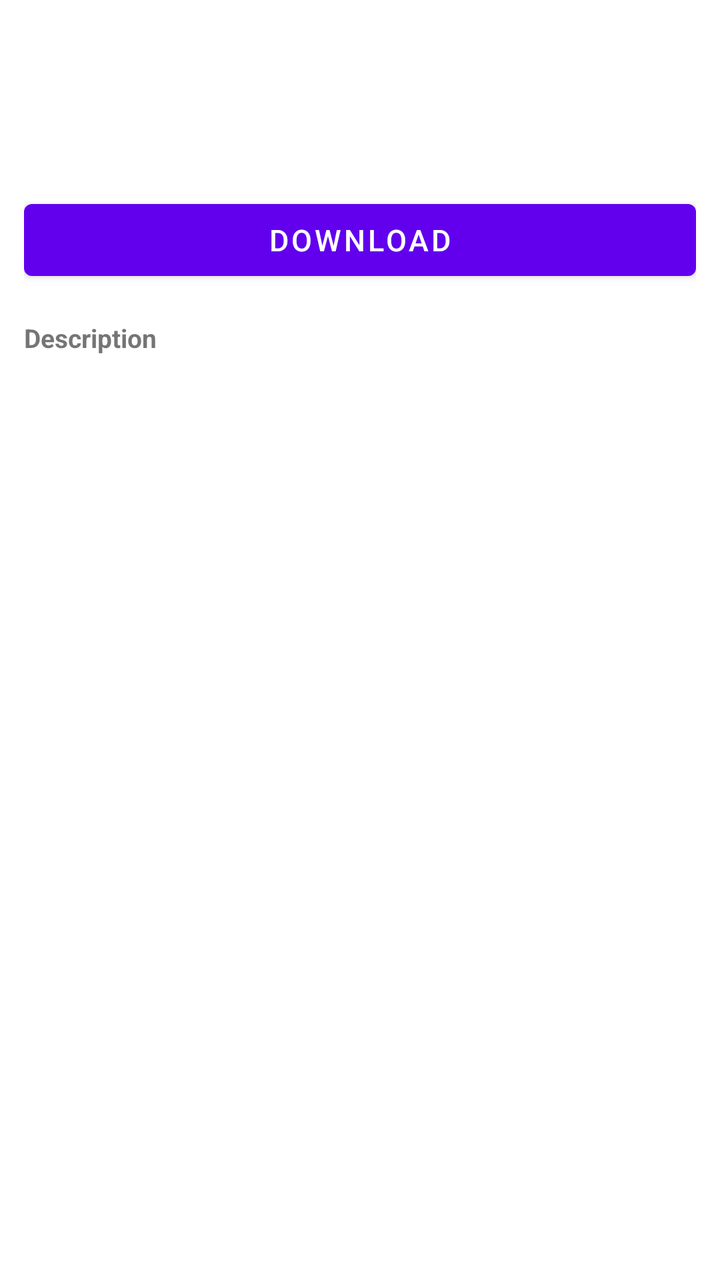
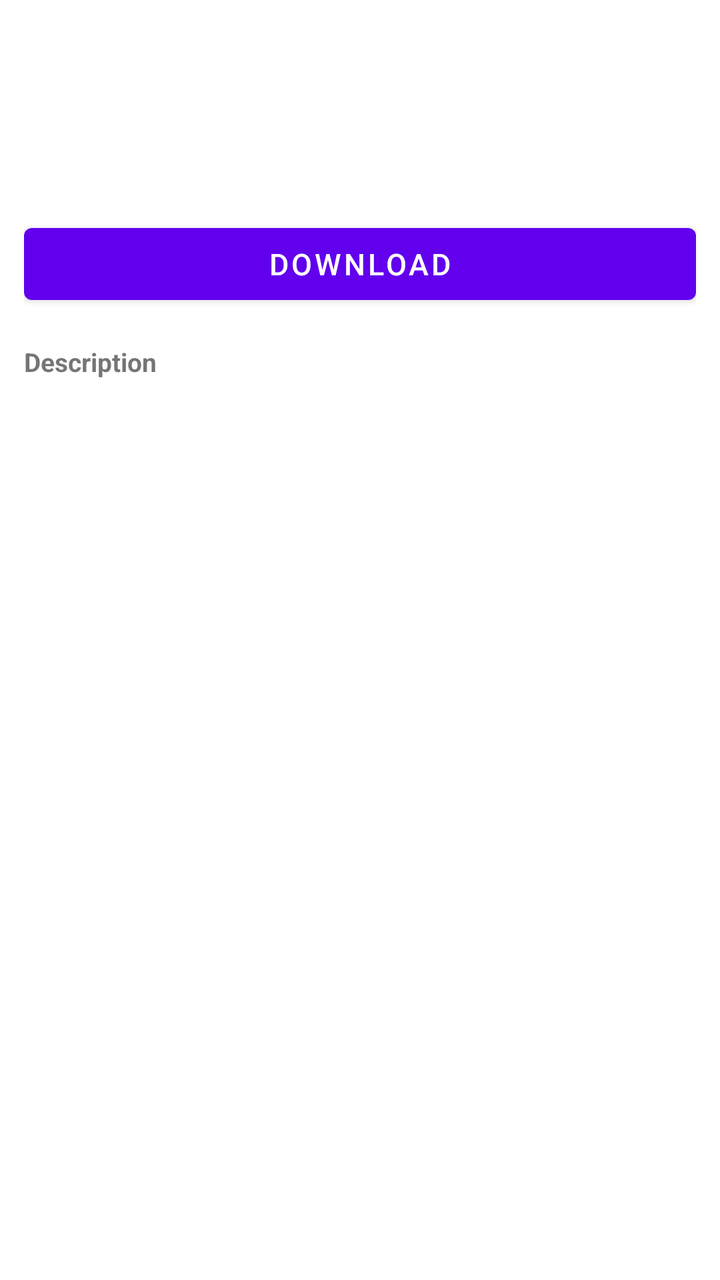

An Android layout rendered at two revisions. The XML below is the earlier revision; the diff shows what the commit changed to produce the second picture.
<!-- AndroidManifest.xml: fallback theme Theme.MaterialComponents.DayNight.NoActionBar -->
<!-- res/layout/details.xml -->
<?xml version="1.0" encoding="utf-8"?>
<ScrollView
    xmlns:android="http://schemas.android.com/apk/res/android"
    android:id="@+id/details_root"
    android:fitsSystemWindows="true"
    android:layout_width="fill_parent"
    android:layout_height="fill_parent">

    <LinearLayout
        android:orientation="vertical"
        android:layout_width="fill_parent"
        android:layout_height="wrap_content">

        <LinearLayout
            android:id="@+id/details_header_container"
            android:orientation="vertical"
            android:paddingLeft="12dp"
            android:paddingTop="12dp"
            android:paddingRight="12dp"
            android:paddingBottom="8dp"
            android:gravity="center_vertical"
            android:layout_width="fill_parent"
            android:layout_height="wrap_content">

            <LinearLayout
                android:id="@+id/details_meta_block"
                android:gravity="center_vertical"
                android:orientation="horizontal"
                android:layout_width="fill_parent"
                android:layout_height="wrap_content"
                android:layout_weight="1.0">

                <ImageView
                    android:id="@+id/details_icon"
                    android:layout_width="72dp"
                    android:layout_height="72dp"
                    android:layout_marginRight="12dp"
                    android:scaleType="fitCenter" />

                <LinearLayout
                    android:orientation="vertical"
                    android:layout_width="fill_parent"
                    android:layout_height="wrap_content">
                    <TextView
                        android:id="@+id/details_name"
                        android:textSize="20sp"
                        android:textStyle="bold"
                        android:layout_width="fill_parent"
                        android:layout_height="wrap_content" />
                    <TextView
                        android:id="@+id/details_version"
                        android:textSize="14sp"
                        android:layout_width="fill_parent"
                        android:layout_height="wrap_content"
                        android:layout_marginTop="4dp" />
                    <TextView
                        android:id="@+id/details_category"
                        android:textSize="14sp"
                        android:layout_width="fill_parent"
                        android:layout_height="wrap_content" />
                </LinearLayout>
            </LinearLayout>

            <LinearLayout
                android:id="@+id/details_action_row"
                android:orientation="horizontal"
                android:layout_width="fill_parent"
                android:layout_height="wrap_content"
                android:layout_marginTop="12dp">

                <Button
                    android:id="@+id/details_btn_download"
                    android:layout_width="fill_parent"
                    android:layout_height="wrap_content"
                    android:text="@string/btn_state_download"
                    android:textSize="15sp" />

            </LinearLayout>

        </LinearLayout>

        <LinearLayout
            android:id="@+id/details_body_container"
            android:orientation="vertical"
            android:layout_width="fill_parent"
            android:layout_height="wrap_content">

            <TextView
                android:id="@+id/details_caption_screenshots"
                android:layout_width="wrap_content"
                android:layout_height="wrap_content"
                android:layout_marginTop="8dp"
                android:layout_marginLeft="12dp"
                android:text="@string/details_caption_screenshots"
                android:textSize="13sp"
                android:textStyle="bold"
                android:visibility="gone" />

            <HorizontalScrollView
                android:id="@+id/details_screenshots_scroll"
                android:layout_width="fill_parent"
                android:layout_height="wrap_content"
                android:paddingLeft="12dp"
                android:paddingRight="12dp"
                android:paddingTop="16dp"
                android:paddingBottom="16dp"
                android:scrollbars="none"
                android:visibility="gone">
                <LinearLayout
                    android:id="@+id/details_screenshots_container"
                    android:orientation="horizontal"
                    android:layout_width="wrap_content"
                    android:layout_height="wrap_content" />
            </HorizontalScrollView>

            <TextView
                android:id="@+id/details_caption_description"
                android:layout_width="wrap_content"
                android:layout_height="wrap_content"
                android:layout_marginTop="8dp"
                android:layout_marginLeft="12dp"
                android:text="@string/details_caption_description"
                android:textSize="13sp"
                android:textStyle="bold" />

            <LinearLayout
                android:id="@+id/details_desc_block"
                android:orientation="vertical"
                android:layout_width="fill_parent"
                android:layout_height="wrap_content"
                android:layout_marginBottom="16dp"
                android:paddingLeft="12dp"
                android:paddingRight="12dp"
                android:paddingTop="16dp"
                android:paddingBottom="16dp">

                <TextView
                    android:id="@+id/details_desc"
                    android:textSize="15sp"
                    android:layout_width="fill_parent"
                    android:layout_height="wrap_content" />
            </LinearLayout>

            <FrameLayout
                android:id="@+id/details_reviews_container"
                android:layout_width="fill_parent"
                android:layout_height="wrap_content"
                android:visibility="gone" />

        </LinearLayout>
    </LinearLayout>
</ScrollView>
<!-- resources referenced by this layout -->
<resources>
  <string name="btn_state_download">Download</string>
  <string name="details_caption_description">Description</string>
  <string name="details_caption_screenshots">Screenshots</string>
</resources>

<!-- the commit's change to res/layout/details.xml (unified diff, before → after) -->
@@ -23,42 +23,60 @@
             android:layout_height="wrap_content">
 
             <LinearLayout
-                android:id="@+id/details_meta_block"
-                android:gravity="center_vertical"
-                android:orientation="horizontal"
+                android:id="@+id/details_left_column"
+                android:orientation="vertical"
                 android:layout_width="fill_parent"
-                android:layout_height="wrap_content"
-                android:layout_weight="1.0">
-
-                <ImageView
-                    android:id="@+id/details_icon"
-                    android:layout_width="72dp"
-                    android:layout_height="72dp"
-                    android:layout_marginRight="12dp"
-                    android:scaleType="fitCenter" />
+                android:layout_height="wrap_content">
 
                 <LinearLayout
-                    android:orientation="vertical"
+                    android:id="@+id/details_meta_block"
+                    android:gravity="center_vertical"
+                    android:orientation="horizontal"
                     android:layout_width="fill_parent"
                     android:layout_height="wrap_content">
-                    <TextView
-                        android:id="@+id/details_name"
-                        android:textSize="20sp"
-                        android:textStyle="bold"
+
+                    <ImageView
+                        android:id="@+id/details_icon"
+                        android:layout_width="72dp"
+                        android:layout_height="72dp"
+                        android:layout_marginRight="12dp"
+                        android:scaleType="fitCenter" />
+
+                    <LinearLayout
+                        android:orientation="vertical"
                         android:layout_width="fill_parent"
+                        android:layout_height="wrap_content">
+                        <TextView
+                            android:id="@+id/details_name"
+                            android:textSize="20sp"
+                            android:textStyle="bold"
+                            android:layout_width="fill_parent"
+                            android:layout_height="wrap_content" />
+                        <TextView
+                            android:id="@+id/details_version"
+                            android:textSize="14sp"
+                            android:layout_width="fill_parent"
+                            android:layout_height="wrap_content"
+                            android:layout_marginTop="4dp" />
+                    </LinearLayout>
+                </LinearLayout>
+
+                <HorizontalScrollView
+                    android:id="@+id/details_info_scroll"
+                    android:layout_width="fill_parent"
+                    android:layout_height="wrap_content"
+                    android:layout_marginTop="12dp"
+                    android:scrollbars="none"
+                    android:fadingEdge="none"
+                    android:fillViewport="true"
+                    android:focusable="false">
+                    <LinearLayout
+                        android:id="@+id/details_info_row"
+                        android:orientation="horizontal"
+                        android:gravity="center_vertical"
+                        android:layout_width="wrap_content"
                         android:layout_height="wrap_content" />
-                    <TextView
-                        android:id="@+id/details_version"
-                        android:textSize="14sp"
-                        android:layout_width="fill_parent"
-                        android:layout_height="wrap_content"
-                        android:layout_marginTop="4dp" />
-                    <TextView
-                        android:id="@+id/details_category"
-                        android:textSize="14sp"
-                        android:layout_width="fill_parent"
-                        android:layout_height="wrap_content" />
-                </LinearLayout>
+                </HorizontalScrollView>
             </LinearLayout>
 
             <LinearLayout
@@ -147,6 +165,15 @@
                 android:layout_height="wrap_content"
                 android:visibility="gone" />
 
+            <com.oddmarket.ReviewsSpinner
+                android:id="@+id/details_reviews_spinner"
+                android:layout_width="wrap_content"
+                android:layout_height="wrap_content"
+                android:layout_gravity="center_horizontal"
+                android:layout_marginTop="12dp"
+                android:layout_marginBottom="20dp"
+                android:visibility="gone" />
+
         </LinearLayout>
     </LinearLayout>
 </ScrollView>
